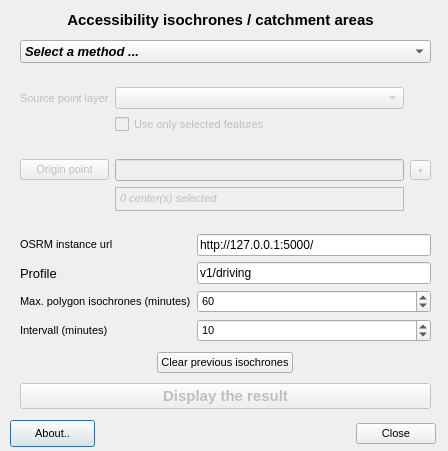
Old version of the form ui/osrm_access_dialog_base.ui in the repository mthh/osrm-qgis-plugin.
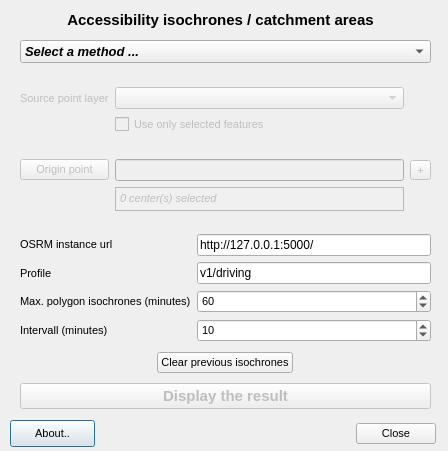
New version of the form. Custom widgets are drawn as their Qt base class.

```diff
--- a/ui/osrm_access_dialog_base.ui
+++ b/ui/osrm_access_dialog_base.ui
@@ -400,7 +400,7 @@
        <widget class="QLabel" name="label_4">
         <property name="font">
          <font>
-          <pointsize>10</pointsize>
+          <pointsize>8</pointsize>
          </font>
         </property>
         <property name="text">
```
